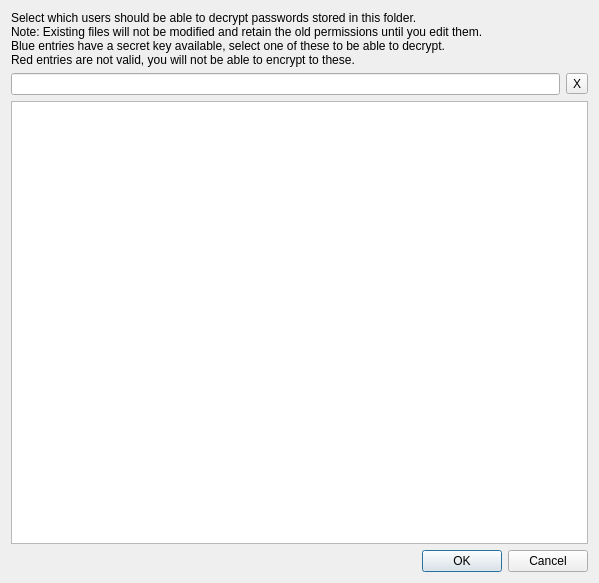
Qt form usersdialog.ui (IJHack/QtPass) before a commit.
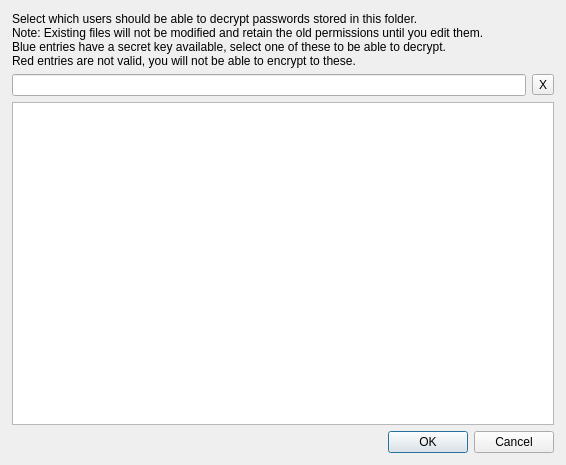
The same form after that commit.

The edit to the form file:
```diff
--- a/usersdialog.ui
+++ b/usersdialog.ui
@@ -6,8 +6,8 @@
    <rect>
     <x>0</x>
     <y>0</y>
-    <width>599</width>
-    <height>583</height>
+    <width>566</width>
+    <height>465</height>
    </rect>
   </property>
   <property name="sizePolicy">
@@ -23,6 +23,18 @@
    <bool>true</bool>
   </property>
   <layout class="QVBoxLayout" name="verticalLayout">
+   <property name="leftMargin">
+    <number>12</number>
+   </property>
+   <property name="topMargin">
+    <number>12</number>
+   </property>
+   <property name="rightMargin">
+    <number>12</number>
+   </property>
+   <property name="bottomMargin">
+    <number>12</number>
+   </property>
    <item>
     <widget class="QLabel" name="label">
      <property name="text">
```
